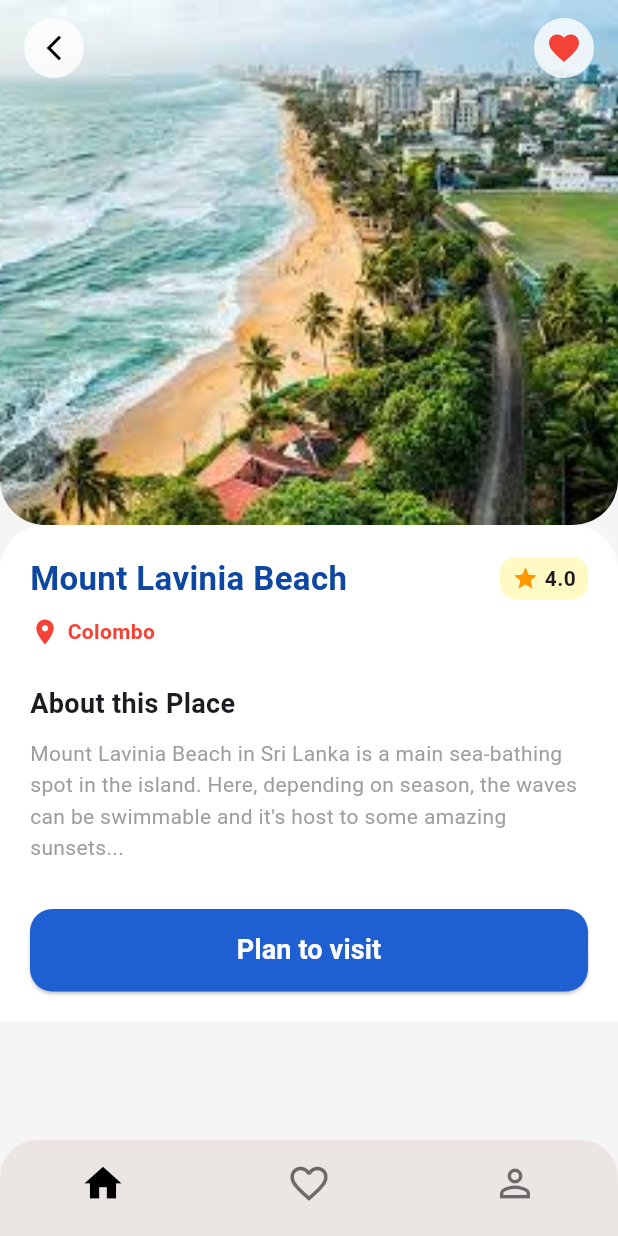
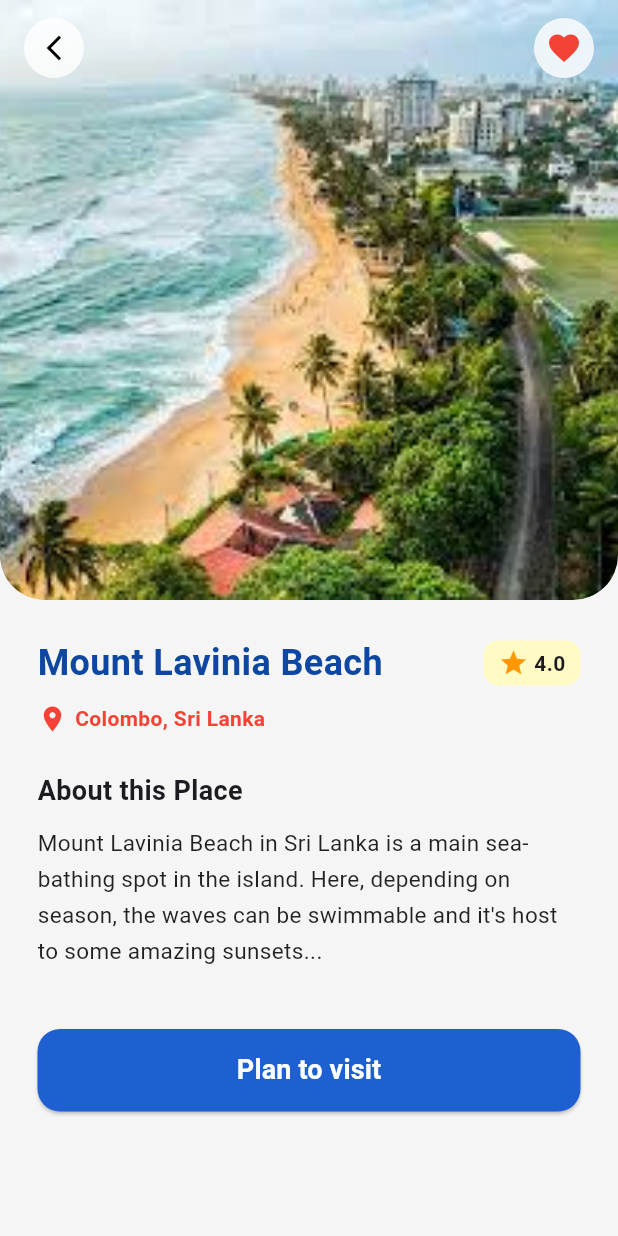
Before and after one commit to SasinduYomal/Simple-Travel-Application, a Flutter app: the screen it shows after launch, scrolled down 409 dp, after a tap on "Mount Lavinia Beach", on a phone screen of 412 x 824 dp. Run offline on Flutter 3.47's test engine with Material 3 defaults, Android fonts, the phone set to English and light mode, and no system bars.

Commit message:
Fixed bottom navigation bar and updated home, favorites, and profile screens

```diff
--- a/lib/main.dart
+++ b/lib/main.dart
@@ -1,5 +1,6 @@
 import 'package:flutter/material.dart';
 import 'screens/home_screen.dart';
+import 'screens/navigation_wrapper.dart';
 
 
 void main() {
@@ -14,7 +15,7 @@ class MyApp extends StatelessWidget {
   Widget build(BuildContext context) {
     return MaterialApp(
       title: 'Traveling Application',
-      home: HomeScreen(),
+      home: MainWrapper(),
 
     );
   }
--- a/lib/screens/details_screen.dart
+++ b/lib/screens/details_screen.dart
@@ -1,6 +1,5 @@
 import 'package:flutter/material.dart';
-import '../widgets/bottom_bar.dart';
-import '../screens/favorites_screen.dart';
+import '../screens/navigation_wrapper.dart';
 
 class DetailsScreen extends StatefulWidget {
   const DetailsScreen({super.key});
@@ -8,6 +7,7 @@ class DetailsScreen extends StatefulWidget {
   @override
   State<DetailsScreen> createState() => _DetailsScreenState();
 }
+
 class _DetailsScreenState extends State<DetailsScreen> {
   @override
   Widget build(BuildContext context) {
@@ -35,12 +35,12 @@ class _DetailsScreenState extends State<DetailsScreen> {
               child: IconButton(
                 icon: const Icon(Icons.favorite, color: Colors.red, size: 24),
                 onPressed: () {
-
-                  Navigator.push(
+                  Navigator.pushAndRemoveUntil(
                     context,
                     MaterialPageRoute(
-                      builder: (context) => const FavoritesScreen(),
+                      builder: (context) => const MainWrapper(initialIndex: 1),
                     ),
+                        (route) => false,
                   );
                 },
               ),
@@ -48,8 +48,8 @@ class _DetailsScreenState extends State<DetailsScreen> {
           ),
         ],
       ),
-
-      body: Column(
+      body: SingleChildScrollView(
+        child: Column(
           children: [
             ClipRRect(
               borderRadius: const BorderRadius.only(
@@ -58,20 +58,13 @@ class _DetailsScreenState extends State<DetailsScreen> {
               ),
               child: Image.asset(
                 'assets/mount_lavinia.jpg',
-              height: 350,
+                height: 400,
                 width: double.infinity,
                 fit: BoxFit.cover,
               ),
             ),
             Container(
-            padding: const EdgeInsets.all(20.0),
-            decoration: const BoxDecoration(
-              color: Colors.white,
-              borderRadius: BorderRadius.only(
-                topLeft: Radius.circular(30),
-                topRight: Radius.circular(30),
-              ),
-            ),
+              padding: const EdgeInsets.all(25.0),
               child: Column(
                 crossAxisAlignment: CrossAxisAlignment.start,
                 children: [
@@ -81,58 +74,49 @@ class _DetailsScreenState extends State<DetailsScreen> {
                       const Text(
                         'Mount Lavinia Beach',
                         style: TextStyle(
-                        fontSize: 22,
+                          fontSize: 24,
                           fontWeight: FontWeight.bold,
                           color: Color(0xFF0D47A1),
                         ),
                       ),
                       Container(
-                      padding: const EdgeInsets.symmetric(horizontal: 8, vertical: 4),
+                        padding: const EdgeInsets.symmetric(horizontal: 10, vertical: 5),
                         decoration: BoxDecoration(
                           color: Colors.yellow[100],
                           borderRadius: BorderRadius.circular(10),
                         ),
                         child: const Row(
                           children: [
-                          Icon(Icons.star, color: Colors.orange, size: 18),
+                            Icon(Icons.star, color: Colors.orange, size: 20),
                             Text(' 4.0', style: TextStyle(fontWeight: FontWeight.bold)),
                           ],
                         ),
                       ),
                     ],
                   ),
-
                   const SizedBox(height: 10),
-
                   const Row(
                     children: [
                       Icon(Icons.location_on, color: Colors.red, size: 20),
                       SizedBox(width: 5),
                       Text(
-                      'Colombo',
+                        'Colombo, Sri Lanka',
                         style: TextStyle(color: Colors.red, fontWeight: FontWeight.w600),
                       ),
                     ],
                   ),
-
                   const SizedBox(height: 25),
-
                   const Text(
                     'About this Place',
                     style: TextStyle(fontSize: 18, fontWeight: FontWeight.bold),
                   ),
-
                   const SizedBox(height: 10),
-
                   const Text(
                     'Mount Lavinia Beach in Sri Lanka is a main sea-bathing spot in the island. Here, depending on season, the waves can be swimmable and it\'s host to some amazing sunsets...',
-                  style: TextStyle(color: Colors.grey, height: 1.5),
+                    style: TextStyle(color: Colors.black87, height: 1.6, fontSize: 15),
                   ),
-
-                const SizedBox(height: 30),
-
-                Center(
-                  child: SizedBox(
+                  const SizedBox(height: 40),
+                  SizedBox(
                     width: double.infinity,
                     height: 55,
                     child: ElevatedButton(
@@ -149,14 +133,13 @@ class _DetailsScreenState extends State<DetailsScreen> {
                       ),
                     ),
                   ),
-                ),
+                  const SizedBox(height: 20),
                 ],
               ),
             )
           ],
         ),
-      bottomNavigationBar: const CustomBottomBar(),
-
+      ),
     );
   }
 }
--- a/lib/screens/home_screen.dart
+++ b/lib/screens/home_screen.dart
@@ -2,31 +2,15 @@ import 'package:flutter/material.dart';
 import '../widgets/bannerCard.dart';
 import '../widgets/category_card.dart';
 import '../widgets/place_card.dart';
-import '../widgets/bottom_bar.dart';
 import '../screens/details_screen.dart';
-import '../screens/profile_screen.dart';
 
-
-class HomeScreen extends StatefulWidget {
+class HomeScreen extends StatelessWidget {
   const HomeScreen({super.key});
-
-  @override
-  State<HomeScreen> createState() => _HomeScreenState();
-}
-
-class _HomeScreenState extends State<HomeScreen> {
-
-  int _selectedIndex = 0;
-
-  void _onItemTapped(int index) {
-    setState(() {
-      _selectedIndex = index;
-    });
-  }
 
   @override
   Widget build(BuildContext context) {
     return Scaffold(
+
       backgroundColor: Colors.grey[100],
       appBar: AppBar(
         elevation: 0,
@@ -38,33 +22,16 @@ class _HomeScreenState extends State<HomeScreen> {
             fontWeight: FontWeight.bold,
           ),
         ),
-        actions: [
-          Padding(
-            padding: const EdgeInsets.only(right: 12),
-            child: IconButton(
-              icon: const Icon(Icons.person, color: Colors.black),
-              onPressed: () {
-
-                Navigator.push(
-                  context,
-                  MaterialPageRoute(
-                    builder: (context) => const ProfileScreen(),
-                  ),
-                );
-              },
-            ),
-          ),
-        ],
       ),
       body: SafeArea(
         child: SingleChildScrollView(
           child: Column(
             crossAxisAlignment: CrossAxisAlignment.start,
             children: [
+              const BannerCard(),
+              const SizedBox(height: 20),
 
-              const BannerCard(),
-
-              const SizedBox(height: 20),
+              // --- Categories Section ---
               Padding(
                 padding: const EdgeInsets.symmetric(horizontal: 15),
                 child: Column(
@@ -72,45 +39,20 @@ class _HomeScreenState extends State<HomeScreen> {
                   children: [
                     const Text(
                       "Popular Categories",
-                      style: TextStyle(
-                        fontSize: 18,
-                        fontWeight: FontWeight.bold,
-                      ),
+                      style: TextStyle(fontSize: 18, fontWeight: FontWeight.bold),
                     ),
                     const SizedBox(height: 12),
                     SizedBox(
                       height: 120,
                       child: PageView(
-                        controller: PageController(
-                          viewportFraction: 0.33,
-                        ),
+                        controller: PageController(viewportFraction: 0.33),
                         padEnds: false,
-                        children: const [
-                          CategoryCard(
-                            label: "Beaches",
-                            emoji: "🏖️",
-                            backgroundColor: Color(0xFFFFF3E0),
-                          ),
-                          CategoryCard(
-                            label: "Mountains",
-                            emoji: "⛰️",
-                            backgroundColor: Color(0xFFF3F2F2),
-                          ),
-                          CategoryCard(
-                            label: "Cities",
-                            emoji: "🏙️",
-                            backgroundColor: Color(0xFFE8F5E9),
-                          ),
-                          CategoryCard(
-                            label: "Country",
-                            emoji: "🌄",
-                            backgroundColor: Color(0xFFFCE4EC),
-                          ),
-                          CategoryCard(
-                            label: "Forests",
-                            emoji: "🌲",
-                            backgroundColor: Color(0xFFE3F2FD),
-                          ),
+                        children: [
+                          CategoryCard(label: "Beaches", emoji: "🏖️", backgroundColor: Colors.orange[50]!),
+                          CategoryCard(label: "Mountains", emoji: "⛰️", backgroundColor: Colors.blueGrey[50]!),
+                          CategoryCard(label: "Cities", emoji: "🏙️", backgroundColor: Colors.green[50]!),
+                          CategoryCard(label: "Country", emoji: "🌄", backgroundColor: Colors.pink[50]!),
+                          CategoryCard(label: "Forests", emoji: "🌲", backgroundColor: Colors.teal[50]!),
                         ],
                       ),
                     ),
@@ -120,21 +62,19 @@ class _HomeScreenState extends State<HomeScreen> {
 
               const SizedBox(height: 25),
 
-              // 📍 Popular Places Section
+              // --- Popular Places Section ---
               Padding(
                 padding: const EdgeInsets.symmetric(horizontal: 15),
                 child: Column(
                   crossAxisAlignment: CrossAxisAlignment.start,
-                  children:  [
-                    Text(
+                  children: [
+                    const Text(
                       "Popular Places",
-                      style: TextStyle(
-                        fontSize: 18,
-                        fontWeight: FontWeight.bold,
-                      ),
+                      style: TextStyle(fontSize: 18, fontWeight: FontWeight.bold),
                     ),
-                    SizedBox(height: 10),
+                    const SizedBox(height: 10),
 
+                    // 1. Mount Lavinia Beach
                     PlaceCard(
                       imagePath: 'assets/mount_lavinia.jpg',
                       title: 'Mount Lavinia Beach',
@@ -142,42 +82,45 @@ class _HomeScreenState extends State<HomeScreen> {
                       description: 'Scenic beach offering hotels & nearby restaurants.',
                       rating: 4.0,
                       onTap: () {
-                        Navigator.push(
-                          context,
-                          MaterialPageRoute(
-                            builder: (context) => const DetailsScreen(), // 👈 Details page එකට navigate වෙනවා
-                          ),
-                        );
+                        Navigator.push(context, MaterialPageRoute(builder: (context) => const DetailsScreen()));
                       },
                     ),
 
+                    // 2. Sigiriya Rock
                     PlaceCard(
                       imagePath: 'assets/sigiriya.jpg',
                       title: 'Sigiriya Rock',
                       location: 'Dambulla',
                       description: 'Ancient rock fortress with world-famous frescoes.',
                       rating: 5.0,
-                      onTap: null,
+                      onTap: () {
+                        Navigator.push(context, MaterialPageRoute(builder: (context) => const DetailsScreen()));
+                      },
                     ),
 
+                    // 3. Nine Arch Bridge
                     PlaceCard(
                       imagePath: 'assets/ella.jpg',
                       title: 'Nine Arch Bridge',
                       location: 'Ella',
                       description: 'A beautiful railway bridge surrounded by tea trees.',
                       rating: 4.5,
-                      onTap: null,
+                      onTap: () {
+                        Navigator.push(context, MaterialPageRoute(builder: (context) => const DetailsScreen()));
+                      },
                     ),
                     PlaceCard(
                       imagePath: 'assets/nuwaraeliya.jpg',
                       title: 'Gregory Lake',
                       location: 'Nuwara Eliya',
-                      description: 'Gregory Lake in Nuwara Eliya is a peaceful attraction surrounded by cool-climate greenery and misty hills.',
-                      rating: 2.0,
-                      onTap: null,
+                      description: 'Gregory Lake is a peaceful attraction surrounded by misty hills.',
+                      rating: 3.5,
+                      onTap: () {
+                        Navigator.push(context, MaterialPageRoute(builder: (context) => const DetailsScreen()));
+                      },
                     ),
 
-                    SizedBox(height: 20),
+                    const SizedBox(height: 20),
                   ],
                 ),
               ),
@@ -185,7 +128,6 @@ class _HomeScreenState extends State<HomeScreen> {
           ),
         ),
       ),
-      bottomNavigationBar: const CustomBottomBar(),
     );
   }
 }
--- /dev/null
+++ b/lib/screens/navigation_wrapper.dart
@@ -0,0 +1,45 @@
+import 'package:flutter/material.dart';
+import 'home_screen.dart';
+import 'favorites_screen.dart';
+import 'profile_screen.dart';
+import '../widgets/bottom_bar.dart';
+
+class MainWrapper extends StatefulWidget {
+  final int initialIndex;
+  const MainWrapper({super.key, this.initialIndex = 0});
+
+  @override
+  State<MainWrapper> createState() => _MainWrapperState();
+}
+
+class _MainWrapperState extends State<MainWrapper> {
+  late int _currentIndex;
+
+  @override
+  void initState() {
+    super.initState();
+    _currentIndex = widget.initialIndex;
+  }
+
+  final List<Widget> _screens = [
+    const HomeScreen(),
+    const FavoritesScreen(),
+    const ProfileScreen(),
+  ];
+
+  @override
+  Widget build(BuildContext context) {
+    return Scaffold(
+
+      body: _screens[_currentIndex],
+      bottomNavigationBar: CustomBottomBar(
+        currentIndex: _currentIndex,
+        onTap: (index) {
+          setState(() {
+            _currentIndex = index;
+          });
+        },
+      ),
+    );
+  }
+}
--- a/lib/widgets/bottom_bar.dart
+++ b/lib/widgets/bottom_bar.dart
@@ -1,15 +1,14 @@
 import 'package:flutter/material.dart';
 
-class CustomBottomBar extends StatefulWidget {
-  const CustomBottomBar({super.key});
+class CustomBottomBar extends StatelessWidget {
+  final int currentIndex;
+  final Function(int) onTap;
 
-  @override
-  State<CustomBottomBar> createState() => _CustomBottomBarState();
-}
-
-class _CustomBottomBarState extends State<CustomBottomBar> {
-
-  int _currentIndex = 0;
+  const CustomBottomBar({
+    super.key,
+    required this.currentIndex,
+    required this.onTap
+  });
 
   @override
   Widget build(BuildContext context) {
@@ -32,15 +31,11 @@ class _CustomBottomBarState extends State<CustomBottomBar> {
           type: BottomNavigationBarType.fixed,
           showSelectedLabels: false,
           showUnselectedLabels: false,
-          currentIndex: _currentIndex,
+          currentIndex: currentIndex,
           selectedItemColor: Colors.black,
           unselectedItemColor: Colors.black54,
           iconSize: 30,
-          onTap: (index) {
-            setState(() {
-              _currentIndex = index;
-            });
-          },
+          onTap: onTap,
           items: const [
             BottomNavigationBarItem(
               icon: Icon(Icons.home_outlined),
```
Also changed, not shown: lib/screens/favorites_screen.dart (+8 -32 lines), lib/screens/profile_screen.dart (+16 -53 lines). Lines whose indentation alone changed are shown as unchanged.
